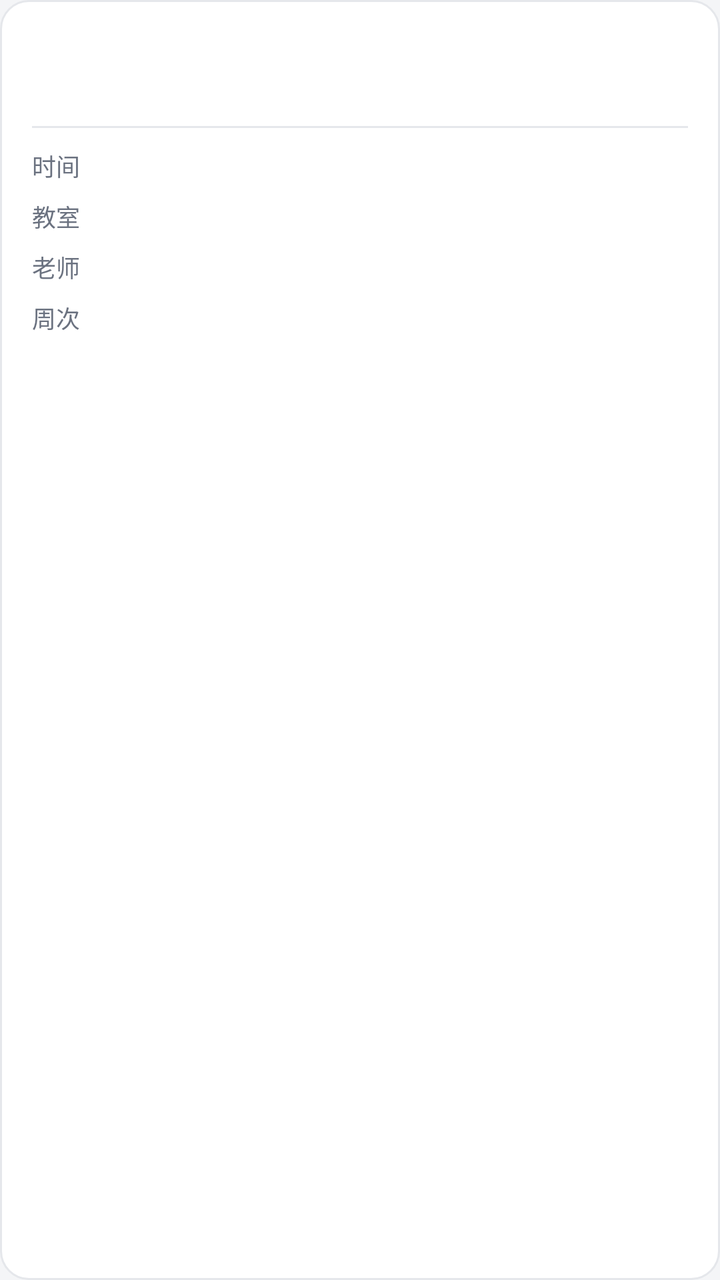
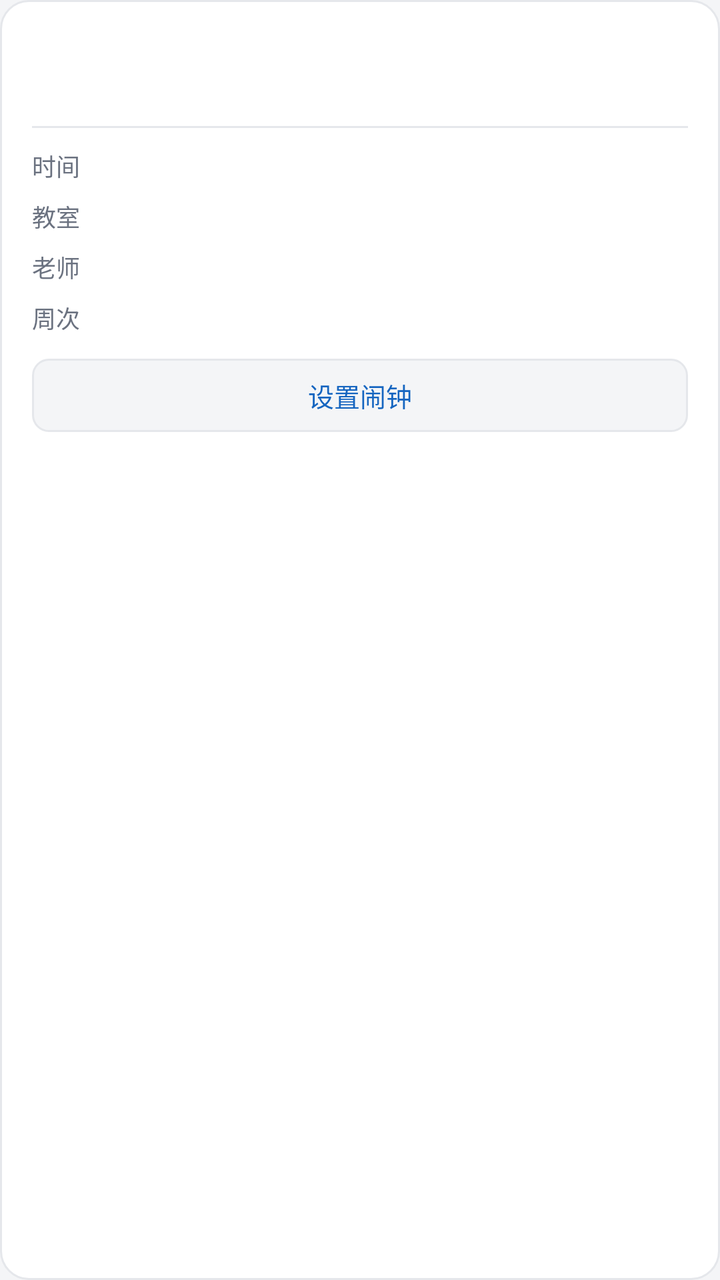

Before-and-after screenshots of an Android layout around one commit, followed by the original layout XML and the change that was made.
<!-- AndroidManifest.xml: application theme Theme.Timetable -->
<!-- res/layout/item_course_card.xml -->
<?xml version="1.0" encoding="utf-8"?>
<LinearLayout xmlns:android="http://schemas.android.com/apk/res/android"
    android:id="@+id/card"
    android:layout_width="match_parent"
    android:layout_height="wrap_content"
    android:layout_marginBottom="10dp"
    android:background="@drawable/bg_card"
    android:orientation="vertical"
    android:paddingHorizontal="16dp"
    android:paddingVertical="14dp">

    <LinearLayout
        android:layout_width="match_parent"
        android:layout_height="wrap_content"
        android:orientation="horizontal">

        <TextView
            android:id="@+id/tvName"
            android:layout_width="0dp"
            android:layout_height="wrap_content"
            android:layout_weight="1"
            android:ellipsize="end"
            android:includeFontPadding="false"
            android:maxLines="2"
            android:textColor="@color/text_primary"
            android:textSize="16sp"
            android:textStyle="bold" />

        
        <TextView
            android:id="@+id/tvBadge"
            android:layout_width="wrap_content"
            android:layout_height="wrap_content"
            android:layout_marginStart="8dp"
            android:background="@drawable/bg_duration_chip"
            android:includeFontPadding="false"
            android:paddingHorizontal="7dp"
            android:paddingVertical="3dp"
            android:textColor="?attr/accentColor"
            android:textSize="11sp"
            android:visibility="gone" />
    </LinearLayout>

    
    <TextView
        android:id="@+id/tvWhen"
        android:layout_width="match_parent"
        android:layout_height="wrap_content"
        android:layout_marginTop="4dp"
        android:includeFontPadding="false"
        android:textColor="?attr/accentColor"
        android:textSize="12sp" />

    <View
        android:layout_width="match_parent"
        android:layout_height="1dp"
        android:layout_marginTop="12dp"
        android:layout_marginBottom="2dp"
        android:background="@color/divider" />

    
    <LinearLayout
        android:layout_width="match_parent"
        android:layout_height="wrap_content"
        android:layout_marginTop="8dp"
        android:orientation="horizontal">

        <TextView
            android:layout_width="wrap_content"
            android:layout_height="wrap_content"
            android:includeFontPadding="false"
            android:text="时间"
            android:textColor="@color/text_secondary"
            android:textSize="12sp" />

        <TextView
            android:id="@+id/tvTime"
            android:layout_width="0dp"
            android:layout_height="wrap_content"
            android:layout_marginStart="16dp"
            android:layout_weight="1"
            android:includeFontPadding="false"
            android:textColor="@color/text_primary"
            android:textSize="13sp" />
    </LinearLayout>

    <LinearLayout
        android:id="@+id/rowPlace"
        android:layout_width="match_parent"
        android:layout_height="wrap_content"
        android:layout_marginTop="8dp"
        android:orientation="horizontal">

        <TextView
            android:layout_width="wrap_content"
            android:layout_height="wrap_content"
            android:includeFontPadding="false"
            android:text="教室"
            android:textColor="@color/text_secondary"
            android:textSize="12sp" />

        
        <TextView
            android:id="@+id/tvPlace"
            android:layout_width="0dp"
            android:layout_height="wrap_content"
            android:layout_marginStart="16dp"
            android:layout_weight="1"
            android:includeFontPadding="false"
            android:textColor="?attr/accentColor"
            android:textSize="13sp" />
    </LinearLayout>

    <LinearLayout
        android:id="@+id/rowTeacher"
        android:layout_width="match_parent"
        android:layout_height="wrap_content"
        android:layout_marginTop="8dp"
        android:orientation="horizontal">

        <TextView
            android:layout_width="wrap_content"
            android:layout_height="wrap_content"
            android:includeFontPadding="false"
            android:text="老师"
            android:textColor="@color/text_secondary"
            android:textSize="12sp" />

        <TextView
            android:id="@+id/tvTeacher"
            android:layout_width="0dp"
            android:layout_height="wrap_content"
            android:layout_marginStart="16dp"
            android:layout_weight="1"
            android:includeFontPadding="false"
            android:textColor="@color/text_primary"
            android:textSize="13sp" />
    </LinearLayout>

    <LinearLayout
        android:layout_width="match_parent"
        android:layout_height="wrap_content"
        android:layout_marginTop="8dp"
        android:orientation="horizontal">

        <TextView
            android:layout_width="wrap_content"
            android:layout_height="wrap_content"
            android:includeFontPadding="false"
            android:text="周次"
            android:textColor="@color/text_secondary"
            android:textSize="12sp" />

        <TextView
            android:id="@+id/tvWeeks"
            android:layout_width="0dp"
            android:layout_height="wrap_content"
            android:layout_marginStart="16dp"
            android:layout_weight="1"
            android:includeFontPadding="false"
            android:textColor="@color/text_primary"
            android:textSize="13sp" />
    </LinearLayout>

</LinearLayout>
<!-- resources referenced by this layout -->
<resources>
  <color name="divider">#E5E7EB</color>
  <color name="text_primary">#16181C</color>
  <color name="text_secondary">#6B7280</color>
  <!-- drawable bg_card (drawable) -->
  <?xml version="1.0" encoding="utf-8"?>
  <shape xmlns:android="http://schemas.android.com/apk/res/android"
      android:shape="rectangle">
      <solid android:color="@color/card_bg" />
      <corners android:radius="14dp" />
      <stroke
          android:width="1dp"
          android:color="@color/divider" />
  </shape>
  <!-- drawable bg_duration_chip (drawable) -->
  <?xml version="1.0" encoding="utf-8"?>
  <shape xmlns:android="http://schemas.android.com/apk/res/android"
      android:shape="rectangle">
      <solid android:color="@color/app_bg" />
      <corners android:radius="9dp" />
  </shape>
  <style name="Theme.Timetable" parent="Theme.Material3.DayNight.NoActionBar">
          <item name="android:windowBackground">@color/app_bg</item>
  
          
          <item name="accentColor">@color/accent_blue</item>
          <item name="accentSoftColor">@color/accent_soft_blue</item>
  
          
          <item name="colorPrimary">@color/accent_blue</item>
      </style>
  <color name="card_bg">#FFFFFF</color>
  <color name="app_bg">#F4F5F7</color>
  <color name="accent_blue">#1565C0</color>
  <color name="accent_soft_blue">#E3F0FC</color>
</resources>

<!-- the commit's change to res/layout/item_course_card.xml (unified diff, before → after) -->
@@ -162,4 +162,18 @@
             android:textSize="13sp" />
     </LinearLayout>
 
+    
+    <TextView
+        android:id="@+id/btnAlarm"
+        android:layout_width="match_parent"
+        android:layout_height="wrap_content"
+        android:layout_marginTop="12dp"
+        android:background="@drawable/bg_prompt_box"
+        android:gravity="center"
+        android:includeFontPadding="false"
+        android:paddingVertical="9dp"
+        android:text="@string/alarm_set"
+        android:textColor="?attr/accentColor"
+        android:textSize="13sp" />
+
 </LinearLayout>
<!-- resource entries referenced after the edit -->
@@ -20,6 +20,17 @@
       <solid android:color="@color/app_bg" />
       <corners android:radius="9dp" />
   </shape>
+  <!-- drawable bg_prompt_box (drawable) -->
+  <?xml version="1.0" encoding="utf-8"?>
+  <shape xmlns:android="http://schemas.android.com/apk/res/android"
+      android:shape="rectangle">
+      <solid android:color="@color/app_bg" />
+      <corners android:radius="8dp" />
+      <stroke
+          android:width="1dp"
+          android:color="@color/divider" />
+  </shape>
+  <string name="alarm_set">设置闹钟</string>
   <style name="Theme.Timetable" parent="Theme.Material3.DayNight.NoActionBar">
           <item name="android:windowBackground">@color/app_bg</item>
   
